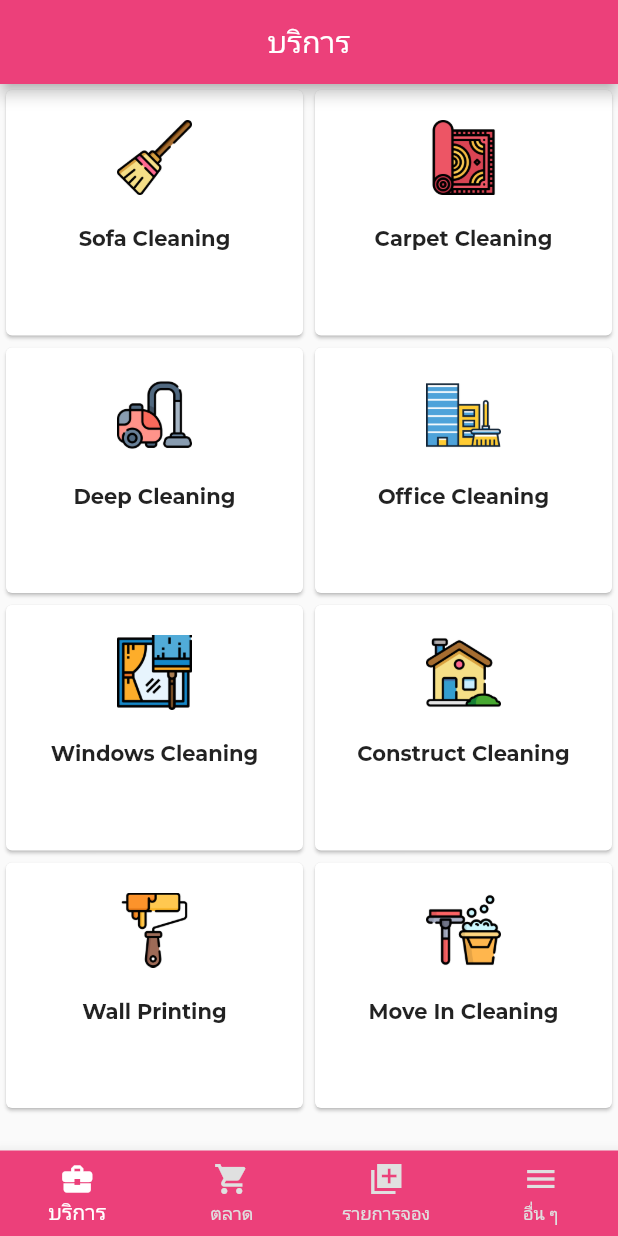
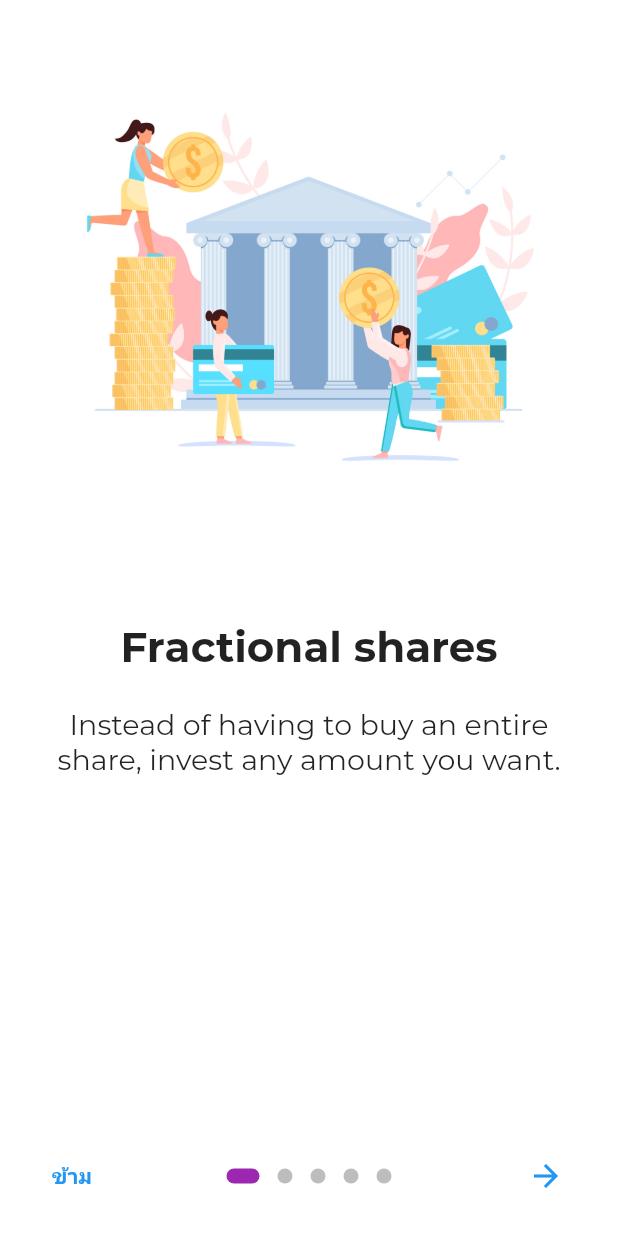
Before and after one commit to chxmpxx/hero-service-app, a Flutter app: the screen it shows after launch, on a phone screen of 412 x 824 dp. Run offline on Flutter 3.47's test engine with Material 2 defaults, Android fonts, the phone set to English and light mode, and no system bars; drawn by our look-alikes of introduction_screen.

Commit message:
add welcome screen

```diff
--- a/lib/main.dart
+++ b/lib/main.dart
@@ -19,7 +19,7 @@ class _MyAppState extends State<MyApp> {
     return MaterialApp(
       debugShowCheckedModeBanner: false,
       theme: appTheme(),
-      initialRoute: '/dashboard',
+      initialRoute: '/welcome',
       routes: routes,
     );
   }
--- a/lib/routers.dart
+++ b/lib/routers.dart
@@ -1,7 +1,9 @@
 import 'package:flutter/material.dart';
 import 'package:hero_service_app/screens/dashboard/dashboard_screen.dart';
+import 'package:hero_service_app/screens/welcome/welcome_screen.dart';
 
 // สร้างตัวแปร Map ไว้เก็บ URL และ Screen
 final Map<String, WidgetBuilder> routes = <String, WidgetBuilder> {
+  "/welcome": (BuildContext context) => WelcomeScreen(),
   "/dashboard": (BuildContext context) => DashboardScreen()
 };
--- /dev/null
+++ b/lib/screens/welcome/welcome_screen.dart
@@ -0,0 +1,110 @@
+import 'package:flutter/material.dart';
+import 'package:introduction_screen/introduction_screen.dart';
+
+class WelcomeScreen extends StatefulWidget {
+  WelcomeScreen({Key? key}) : super(key: key);
+
+  @override
+  State<WelcomeScreen> createState() => _WelcomeScreenState();
+}
+
+class _WelcomeScreenState extends State<WelcomeScreen> {
+
+  final introKey = GlobalKey<_WelcomeScreenState>();
+
+  void _onIntroEnd(context) {
+    // เมื่อถึงหน้าสุดท้ายจะไปหน้า DashboardScreen
+    Navigator.pushReplacementNamed(context, '/dashboard');
+  }
+
+  Widget _buildImage(String assetName) {
+    return Align(
+      child: Image.asset('assets/images/welcome/$assetName.jpg', width: 350,),
+      alignment: Alignment.bottomCenter,
+    );
+  }
+
+  @override
+  Widget build(BuildContext context) {
+
+    // introduction_screen
+    const bodyStyle = TextStyle(fontSize: 19.0);
+
+    const pageDecoration = const PageDecoration(
+      titleTextStyle: TextStyle(fontSize: 28.0, fontWeight: FontWeight.w700),
+      bodyTextStyle: bodyStyle,
+      bodyPadding: EdgeInsets.fromLTRB(16.0, 0.0, 16.0, 16.0),
+      pageColor: Colors.white,
+      imagePadding: EdgeInsets.zero,
+    );
+
+    return IntroductionScreen(
+      key: introKey,
+      pages: [
+        PageViewModel(
+          title: "Fractional shares",
+          body:
+          "Instead of having to buy an entire share, invest any amount you want.",
+          image: _buildImage('onboard1'),
+          decoration: pageDecoration,
+        ),
+        PageViewModel(
+          title: "Learn as you go",
+          body:
+          "Download the Stockpile app and master the market with our mini-lesson.",
+          image: _buildImage('onboard2'),
+          decoration: pageDecoration,
+        ),
+        PageViewModel(
+          title: "Kids and teens",
+          body:
+          "Kids and teens can track their stocks 24/7 and place trades that you approve.",
+          image: _buildImage('onboard3'),
+          decoration: pageDecoration,
+        ),
+        PageViewModel(
+          title: "Another title page",
+          body: "Another beautiful body text for this example onboarding",
+          image: _buildImage('onboard4'),
+          decoration: pageDecoration,
+        ),
+        PageViewModel(
+          title: "Title of last page - reversed",
+          bodyWidget: Row(
+            mainAxisAlignment: MainAxisAlignment.center,
+            children: const [
+              Text("Click on ", style: bodyStyle),
+              Icon(Icons.edit),
+              Text(" to edit a post", style: bodyStyle),
+            ],
+          ),
+          image: _buildImage('onboard5'),
+          decoration: pageDecoration
+        ),
+      ],
+      onDone: () => _onIntroEnd(context),
+      //onSkip: () => _onIntroEnd(context), // You can override onSkip callback
+      showSkipButton: true,
+      skipOrBackFlex: 0,
+      nextFlex: 0,
+      skip: const Text('ข้าม', style: TextStyle(fontWeight: FontWeight.w600)),
+      next: const Icon(Icons.arrow_forward),
+      done: const Text('เริ่มต้นใช้งาน', style: TextStyle(fontWeight: FontWeight.w600)),
+      dotsDecorator: const DotsDecorator(
+        size: Size(10.0, 10.0),
+        color: Color(0xFFBDBDBD),
+        activeSize: Size(22.0, 10.0),
+        activeShape: RoundedRectangleBorder(
+          borderRadius: BorderRadius.all(Radius.circular(25.0)),
+        ),
+      ),
+
+      // dotsContainerDecorator: const ShapeDecoration(
+      //   color: Colors.black87,
+      //   shape: RoundedRectangleBorder(
+      //     borderRadius: BorderRadius.all(Radius.circular(8.0)),
+      //   ),
+      // ),
+    );
+  }
+}
--- a/pubspec.yaml
+++ b/pubspec.yaml
@@ -34,6 +34,8 @@ dependencies:
   # The following adds the Cupertino Icons font to your application.
   # Use with the CupertinoIcons class for iOS style icons.
   cupertino_icons: ^1.0.2
+  intro_slider: ^3.0.9
+  introduction_screen: ^3.0.2
 
 dev_dependencies:
   flutter_test:
@@ -60,6 +62,7 @@ flutter:
   # To add assets to your application, add an assets section, like this:
   assets:
     - assets/images/menu_icon/
+    - assets/images/welcome/
     # - images/a_dot_ham.jpeg
 
   # An image asset can refer to one or more resolution-specific "variants", see
```
Also changed, not shown: pubspec.lock.
